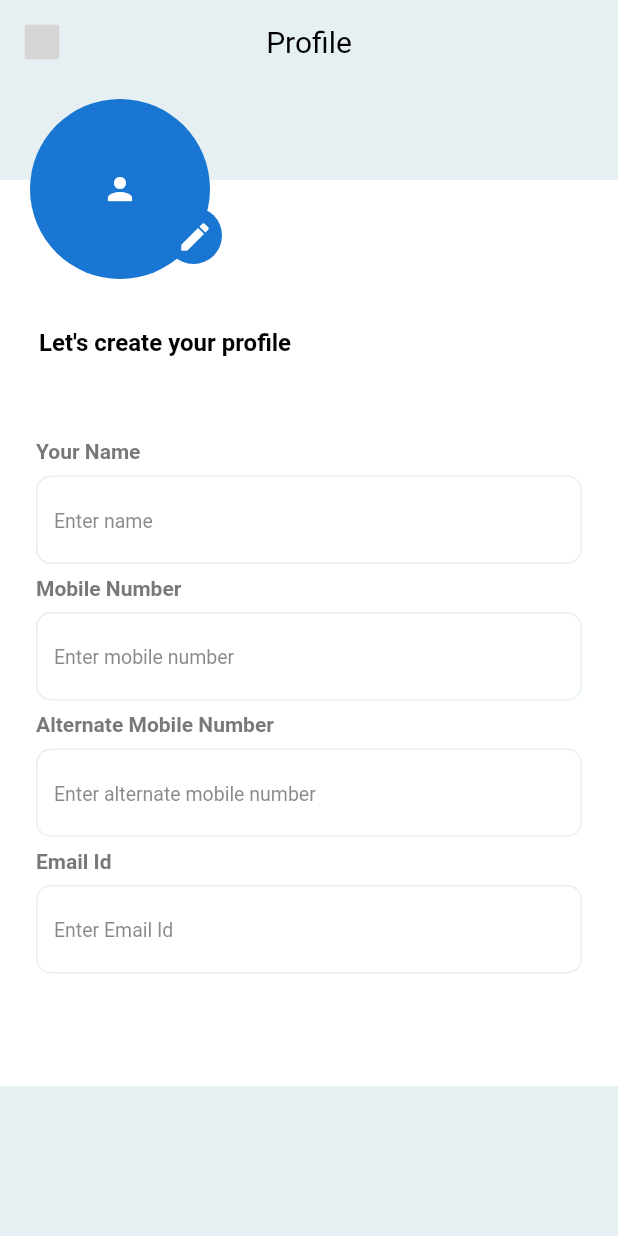
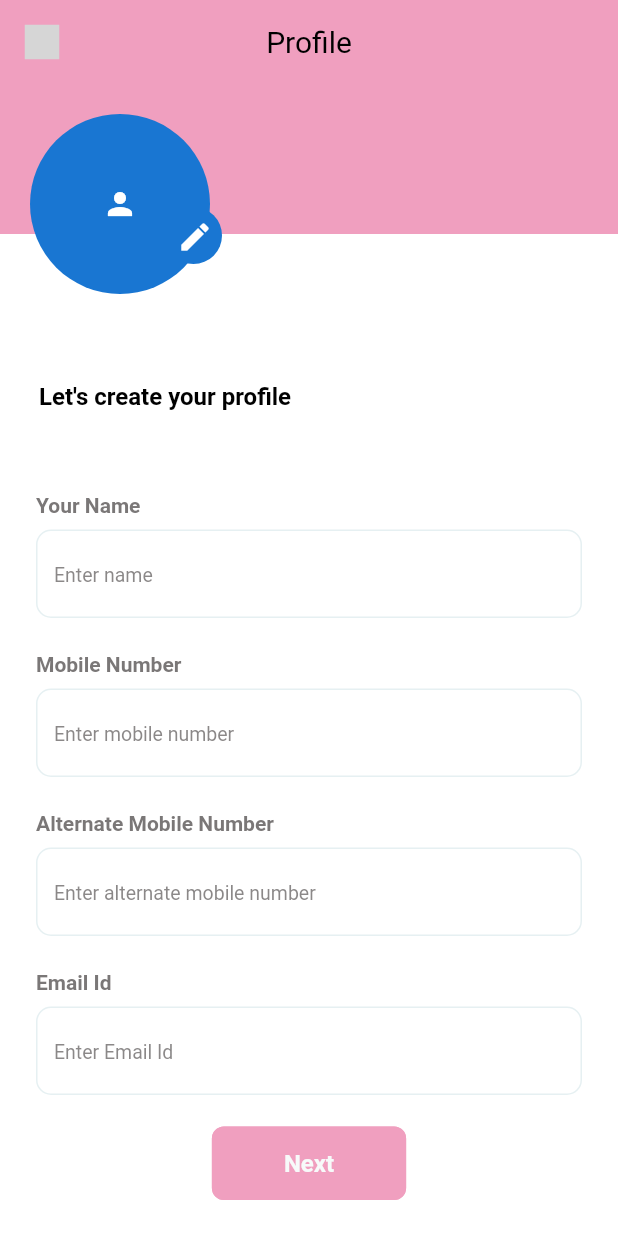
Before and after one commit to uniterested/uninterested, a Flutter app: the screen it shows after launch, on a phone screen of 412 x 824 dp. Run offline on Flutter 3.47's test engine with Material 2 defaults, Android fonts, the phone set to English and light mode, and no system bars; our stand-ins replace carousel_indicator, carousel_slider, flutter_screenutil, flutter_svg, get, google_fonts and 2 more; missing offline and left inert: adaptive_action_sheet; Roboto replaces fonts that are missing (SFPro); grey boxes are pictures that could not be loaded.

Commit message:
'm'
button elavated

```diff
--- a/lib/home/profile_screen.dart
+++ b/lib/home/profile_screen.dart
@@ -7,6 +7,7 @@ import 'package:uninterested/utilities/AppColor.dart';
 import 'package:uninterested/utilities/AppColorStyle.dart';
 import 'package:uninterested/utilities/app_back_button.dart';
 import 'package:uninterested/utilities/app_leading_app_bar.dart';
+import 'package:uninterested/utilities/app_text_fitted_elevated_button.dart';
 import 'package:uninterested/utilities/profile_text_field.dart';
 
 class ProfileScreen extends StatefulWidget {
@@ -26,13 +27,15 @@ class _ProfileScreenState extends State<ProfileScreen> {
   @override
   Widget build(BuildContext context) {
     return Scaffold(
-      backgroundColor: AppColorPallet.zop_green_natural_light,
+      backgroundColor: AppColorPallet.white,
       appBar: AppLeadingAppBar(
-        background: AppColorPallet.zop_green_natural_light,
+        background: AppColorPallet.pink,
         title: "Profile",
         leading: AppBackButton(),
       ),
-      body: SingleChildScrollView(
+      body: Stack(
+        children: [
+          SingleChildScrollView(
             scrollDirection: Axis.vertical,
             child: Form(
               // key: merchantProfileForm,
@@ -43,8 +46,8 @@ class _ProfileScreenState extends State<ProfileScreen> {
                     crossAxisAlignment: CrossAxisAlignment.start,
                     children: [
                       Container(
-                    color: AppColorPallet.zop_green_natural_light,
-                    height: 64,
+                        color: AppColorPallet.pink,
+                        height: 100,
                       ),
                       Container(
                         color: AppColorPallet.white,
@@ -53,8 +56,8 @@ class _ProfileScreenState extends State<ProfileScreen> {
                           mainAxisSize: MainAxisSize.max,
                           children: [
                             Padding(
-                          padding:
-                              EdgeInsets.only(top: 99.0, left: 26, bottom: 52),
+                              padding: EdgeInsets.only(
+                                  top: 99.0, left: 26, bottom: 52),
                               child: GestureDetector(
                                 child: Text(
                                   "Let's create your profile",
@@ -74,6 +77,7 @@ class _ProfileScreenState extends State<ProfileScreen> {
                               //       errorText: "Please enter your name"),
                               // ]),
                             ),
+
                             CommonTextFormField(
                               textInputType: TextInputType.number,
                               controller: _mobileNumberController,
@@ -172,7 +176,7 @@ class _ProfileScreenState extends State<ProfileScreen> {
                   ),
                   Positioned(
                       left: 20,
-                  top: 10,
+                      top: 20,
                       child: picture == null
                           ? CircleAvatar(
                               radius: 60,
@@ -195,9 +199,9 @@ class _ProfileScreenState extends State<ProfileScreen> {
                             context: context,
                             title: Text(
                               'Select Profile Picture',
-                          // style: AppTextStyle.latoMedium(
-                          //   color: AppColorPallet.zop_green,
-                          // ),
+                              style: AppTextStyle.sfpro(
+                                color: AppColorPallet.zop_green,
+                              ),
                             ),
                             androidBorderRadius: 30,
                             actions: <BottomSheetAction>[
@@ -254,6 +258,16 @@ class _ProfileScreenState extends State<ProfileScreen> {
               ),
             ),
           ),
+          Padding(
+            padding: const EdgeInsets.only(bottom: 24.0),
+            child: Align(
+              alignment: Alignment.bottomCenter,
+              child: AppTextFittedElevatedButton(
+                  onPressed: () {}, child: Text('Next')),
+            ),
+          )
+        ],
+      ),
     );
   }
 
--- /dev/null
+++ b/lib/utilities/app_text_fitted_elevated_button.dart
@@ -0,0 +1,63 @@
+import 'package:flutter/material.dart';
+import 'package:uninterested/utilities/AppColor.dart';
+import 'package:uninterested/utilities/AppColorStyle.dart';
+
+class AppTextFittedElevatedButton extends StatelessWidget {
+  final VoidCallback onPressed;
+  final Text child;
+  final Color backgroundColor;
+  final Color foregroundColor;
+  final TextStyle? textStyle;
+  final double elevation;
+  final bool expandAcrossWidth;
+
+  const AppTextFittedElevatedButton({
+    Key? key,
+    required this.onPressed,
+    required this.child,
+    this.backgroundColor = AppColorPallet.pink,
+    this.foregroundColor = AppColorPallet.zop_green_elevating,
+    this.expandAcrossWidth = false,
+    this.elevation = 0,
+    this.textStyle,
+  });
+
+  @override
+  Widget build(BuildContext context) {
+    return Container(
+      width: expandAcrossWidth ? double.infinity : null,
+      child: ElevatedButton(
+        onPressed: onPressed,
+        style: ElevatedButton.styleFrom(
+          foregroundColor: foregroundColor,
+          backgroundColor: backgroundColor,
+          disabledForegroundColor: backgroundColor.withOpacity(0.38),
+          disabledBackgroundColor: backgroundColor.withOpacity(0.12),
+          elevation: elevation,
+          shape: RoundedRectangleBorder(
+            borderRadius: BorderRadius.circular(
+              8,
+            ),
+          ),
+          textStyle: textStyle ??
+              AppTextStyle.sfpro(
+                color: AppColorPallet.white,
+                fontWeight: FontWeight.w700,
+              ),
+          side: BorderSide(
+            color: backgroundColor,
+          ),
+        ),
+        child: Padding(
+          padding: const EdgeInsets.symmetric(
+            vertical: 15.0,
+            horizontal: 32.0,
+          ),
+          child: FittedBox(
+            child: child,
+          ),
+        ),
+      ),
+    );
+  }
+}
--- a/lib/utilities/profile_text_field.dart
+++ b/lib/utilities/profile_text_field.dart
@@ -38,7 +38,7 @@ class CommonTextFormField extends StatelessWidget {
         Padding(
           padding: const EdgeInsets.only(top: 8.0),
           child: Padding(
-            padding: EdgeInsets.only(bottom: 5.0, right: 24, left: 24),
+            padding: EdgeInsets.only(bottom: 20.0, right: 24, left: 24),
             child: TextFormField(
               autovalidateMode: AutovalidateMode.onUserInteraction,
               keyboardType: textInputType,
```
Lines whose indentation alone changed are shown as unchanged.
